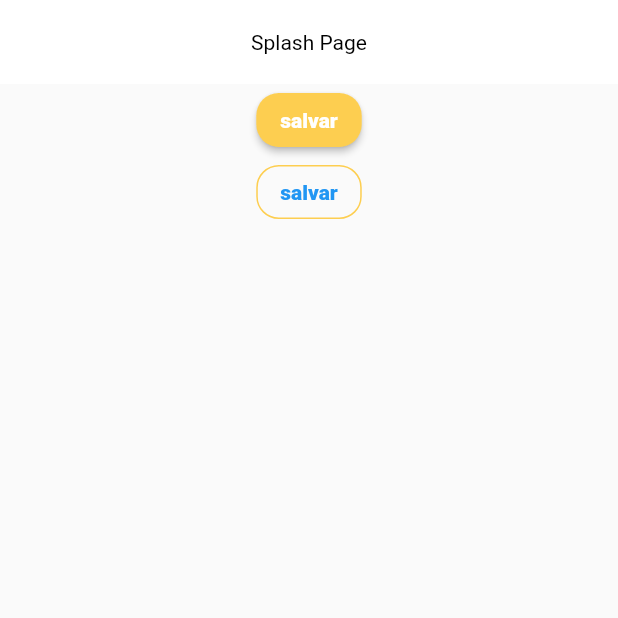
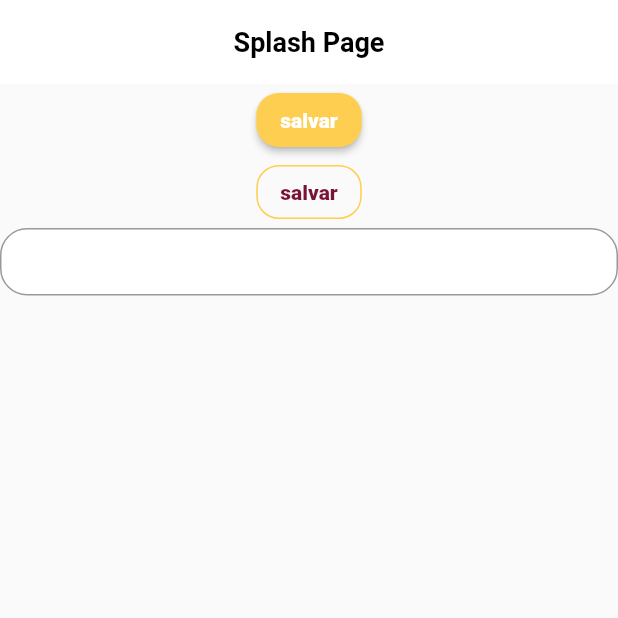
Before and after one commit to lucasrodrigues062/dw_fwc_album, a Flutter app: the screen it shows after launch, on a phone screen of 412 x 824 dp, the top half of it. Run offline on Flutter 3.47's test engine with Material 2 defaults, Android fonts, the phone set to English and light mode, and no system bars; Roboto replaces fonts that are missing (MPlus1P, Poppins).

Commit message:
Concluido configuracao de tema

```diff
--- a/lib/app/core/styles/button_styles.dart
+++ b/lib/app/core/styles/button_styles.dart
@@ -59,3 +59,7 @@ class ButtonStyles {
         ),
       );
 }
+
+extension ButtonStylesExtensions on BuildContext {
+  ButtonStyles get buttonStyles => ButtonStyles.instance;
+}
--- a/lib/app/core/styles/text_styles.dart
+++ b/lib/app/core/styles/text_styles.dart
@@ -1,3 +1,4 @@
+import 'package:dw_fwc_album/app/core/styles/colors_app.dart';
 import 'package:flutter/material.dart';
 
 class TextStyles {
@@ -54,6 +55,10 @@ class TextStyles {
         fontWeight: FontWeight.w800,
         fontFamily: secondaryFont,
       );
+
+  TextStyle get labelTextField => textSecondaryFontRegular.copyWith(
+        color: ColorsApp.instance.greyDart,
+      );
 }
 
 extension TextStylesExtensions on BuildContext {
--- a/lib/app/core/theme/theme_config.dart
+++ b/lib/app/core/theme/theme_config.dart
@@ -1,11 +1,47 @@
+import 'package:dw_fwc_album/app/core/styles/colors_app.dart';
+import 'package:dw_fwc_album/app/core/styles/text_styles.dart';
 import 'package:flutter/material.dart';
 
 class ThemeConfig {
+  static final _defaultInputBorder = OutlineInputBorder(
+    borderRadius: BorderRadius.circular(18),
+    borderSide: BorderSide(
+      color: ColorsApp.instance.greyDart,
+      width: 1,
+    ),
+  );
+
   // private constructor
   ThemeConfig._();
+
   static final theme = ThemeData(
-    appBarTheme: const AppBarTheme(
+    appBarTheme: AppBarTheme(
       backgroundColor: Colors.white,
+      elevation: 0,
+      titleTextStyle: TextStyles.instance.textPrimaryFontBold.copyWith(
+        color: Colors.black,
+        fontSize: 18,
+      ),
+      centerTitle: true,
+      iconTheme: const IconThemeData(
+        color: Colors.black,
+      ),
+    ),
+    primaryColor: ColorsApp.instance.primary,
+    colorScheme: ColorScheme.fromSeed(
+      seedColor: ColorsApp.instance.primary,
+      primary: ColorsApp.instance.primary,
+      secondary: ColorsApp.instance.secondary,
+    ),
+    inputDecorationTheme: InputDecorationTheme(
+      fillColor: Colors.white,
+      filled: true,
+      isDense: true,
+      contentPadding: const EdgeInsets.all(13),
+      labelStyle: TextStyles.instance.labelTextField,
+      enabledBorder: _defaultInputBorder,
+      focusedBorder: _defaultInputBorder,
+      border: _defaultInputBorder,
     ),
   );
 }
--- a/lib/app/pages/splash/splash_page.dart
+++ b/lib/app/pages/splash/splash_page.dart
@@ -1,24 +1,14 @@
 import 'package:dw_fwc_album/app/core/styles/button_styles.dart';
+import 'package:dw_fwc_album/app/core/styles/colors_app.dart';
 import 'package:flutter/material.dart';
+import 'package:dw_fwc_album/app/core/styles/text_styles.dart';
 
 class SplashPage extends StatelessWidget {
   const SplashPage({Key? key}) : super(key: key);
 
   @override
   Widget build(BuildContext context) {
-    return Theme(
-      data: ThemeData(
-        appBarTheme: const AppBarTheme(
-          backgroundColor: Colors.white,
-          elevation: 0,
-          titleTextStyle: TextStyle(color: Colors.black),
-          centerTitle: true,
-          iconTheme: IconThemeData(
-            color: Colors.black,
-          ),
-        ),
-      ),
-      child: Scaffold(
+    return Scaffold(
       appBar: AppBar(title: const Text('Splash Page')),
       body: Center(
         child: Column(
@@ -33,8 +23,8 @@ class SplashPage extends StatelessWidget {
               style: ButtonStyles.instance.yellowOutlinebutton,
               child: Text('salvar'),
             ),
+            TextField()
           ],
-          ),
         ),
       ),
     );
```
Lines whose indentation alone changed are shown as unchanged.
